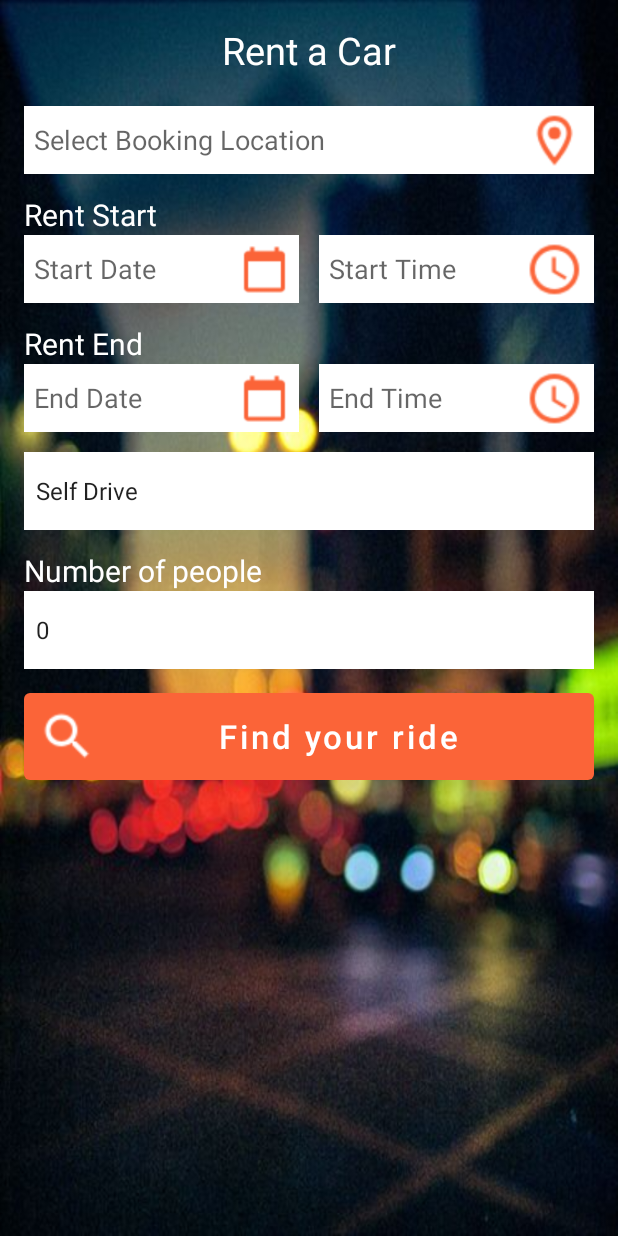
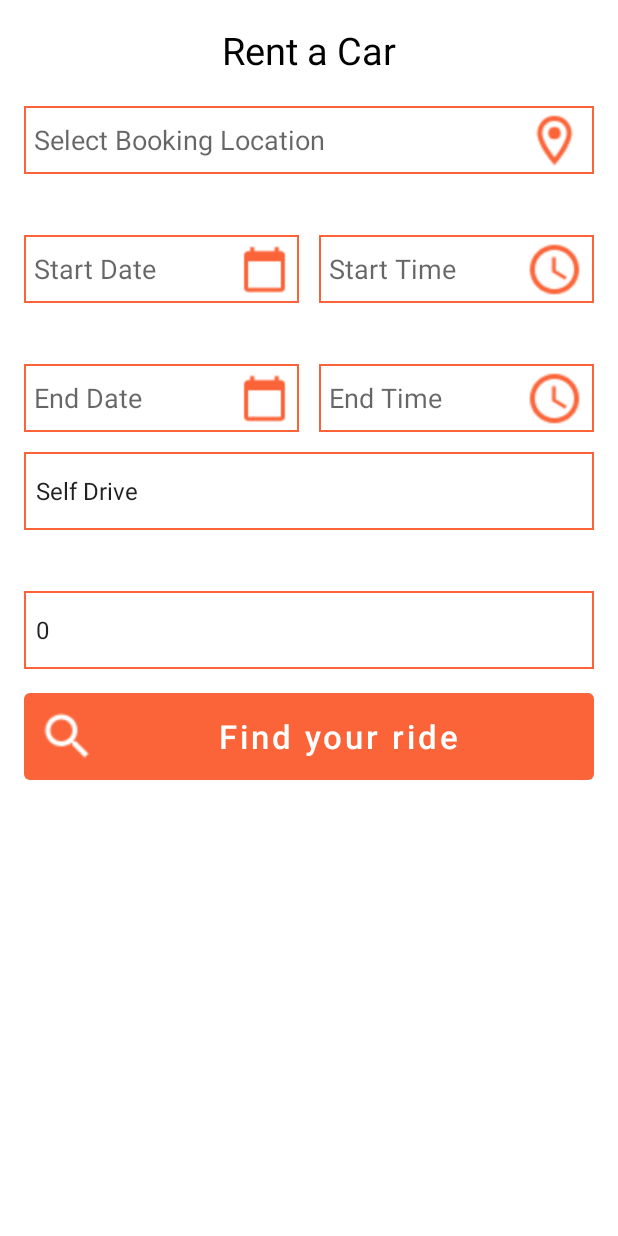
Before and after one commit to WambuaSimon/Unicorn-car-rental, an Android app: the layout home_fragment.xml on its own in the app's theme, with its tools: preview values and no code run, on a phone screen of 412 x 824 dp. Run offline under Robolectric (Android 15) with nearby library versions, the phone set to English and light mode, and no system bars.

Commit message:
curved bottom navigation

```diff
--- a/app/build.gradle
+++ b/app/build.gradle
@@ -50,4 +50,5 @@ dependencies {
     implementation 'com.shaishavgandhi:login-buttons:1.0.0'
     implementation 'androidx.navigation:navigation-fragment-ktx:2.0.0'
     implementation 'androidx.navigation:navigation-ui-ktx:2.0.0'
+    implementation 'com.tbuonomo:morph-bottom-navigation:1.0.1'
 }
--- /dev/null
+++ b/app/src/main/res/drawable/background_bottom_nav_item.xml
@@ -0,0 +1,5 @@
+<?xml version="1.0" encoding="utf-8"?>
+<selector xmlns:android="http://schemas.android.com/apk/res/android">
+  <item android:state_pressed="true" android:drawable="@color/colorAccent"/>
+  <item android:drawable="@android:color/transparent"/>
+</selector>
--- /dev/null
+++ b/app/src/main/res/drawable/color_bottom_nav_item.xml
@@ -0,0 +1,5 @@
+<?xml version="1.0" encoding="utf-8"?>
+<selector xmlns:android="http://schemas.android.com/apk/res/android">
+  <item android:color="@android:color/white" android:state_checked="true"/>
+  <item android:color="#ececec"/>
+</selector>
--- a/app/src/main/res/drawable/edittext_background.xml
+++ b/app/src/main/res/drawable/edittext_background.xml
@@ -7,4 +7,7 @@
             android:bottomLeftRadius="0dp"
             android:topLeftRadius="0dp"
             android:topRightRadius="0dp" />
+    <stroke
+            android:width="1dp"
+            android:color="@color/colorAccent"/>
 </shape>
--- a/app/src/main/res/layout/home_fragment.xml
+++ b/app/src/main/res/layout/home_fragment.xml
@@ -15,7 +15,7 @@
         xmlns:app="http://schemas.android.com/apk/res-auto"
         android:layout_width="match_parent" android:layout_height="match_parent"
         android:padding="16dp"
-        android:background="@drawable/home_background"
+
         tools:context=".ui.fragments.HomeFragment">
 
 
@@ -26,7 +26,7 @@
         <TextView android:layout_width="match_parent"
                   android:text="Rent a Car"
                   android:gravity="center"
-                  android:textColor="@color/white"
+                  android:textColor="@color/black"
                   android:textSize="25sp"
                   android:layout_height="wrap_content"/>
 
--- a/app/src/main/res/layout/profile_fragment.xml
+++ b/app/src/main/res/layout/profile_fragment.xml
@@ -10,9 +10,7 @@
             xmlns:tools="http://schemas.android.com/tools"
             android:orientation="vertical"
             android:layout_width="match_parent"
-            android:layout_height="match_parent"
-
-            android:background="@drawable/home_background">
+            android:layout_height="match_parent">
 
         <!--<androidx.appcompat.widget.Toolbar xmlns:android="http://schemas.android.com/apk/res/android"-->
         <!--xmlns:app="http://schemas.android.com/apk/res-auto"-->
--- a/app/src/main/res/navigation/bottom_navigation.xml
+++ b/app/src/main/res/navigation/bottom_navigation.xml
@@ -1,7 +1,8 @@
 <?xml version="1.0" encoding="utf-8"?>
 <navigation xmlns:android="http://schemas.android.com/apk/res/android"
             xmlns:app="http://schemas.android.com/apk/res-auto"
-            xmlns:tools="http://schemas.android.com/tools" android:id="@+id/bottom_navigation" app:startDestination="@id/homeFragment">
+            xmlns:tools="http://schemas.android.com/tools"
+            android:id="@+id/bottom_navigation" app:startDestination="@id/homeFragment">
 
     <fragment android:id="@+id/homeFragment" android:name="com.wizag.unicorn.ui.fragments.HomeFragment"
               android:label="home_fragment" tools:layout="@layout/home_fragment">
```
Also changed, not shown: app/src/main/res/layout/activity_main.xml (+7 -1 lines), app/src/main/res/values/styles.xml (+16 -0 lines).
